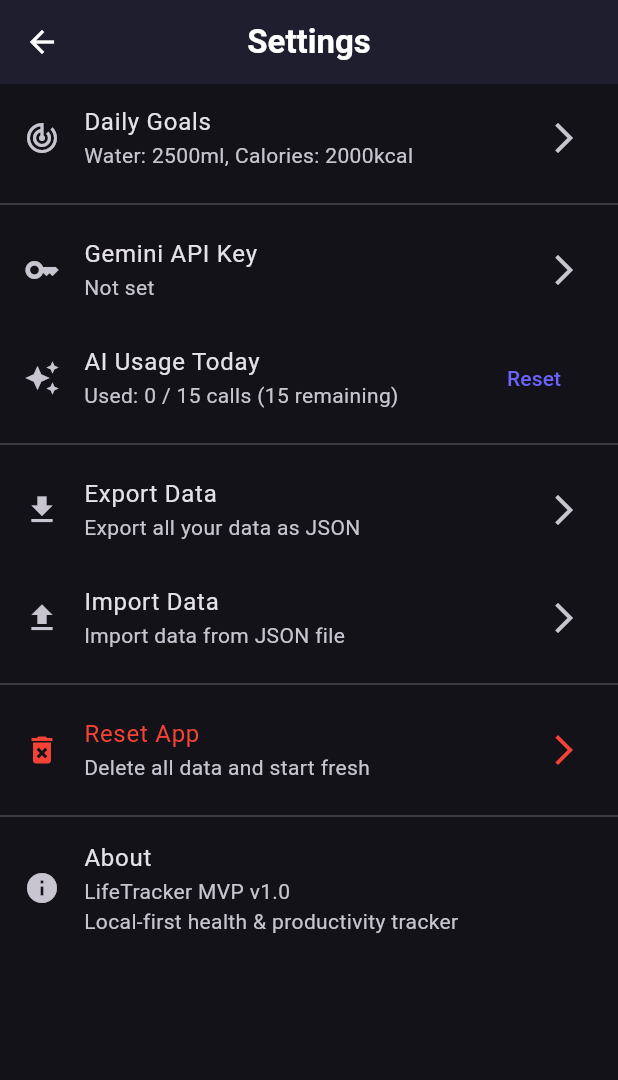
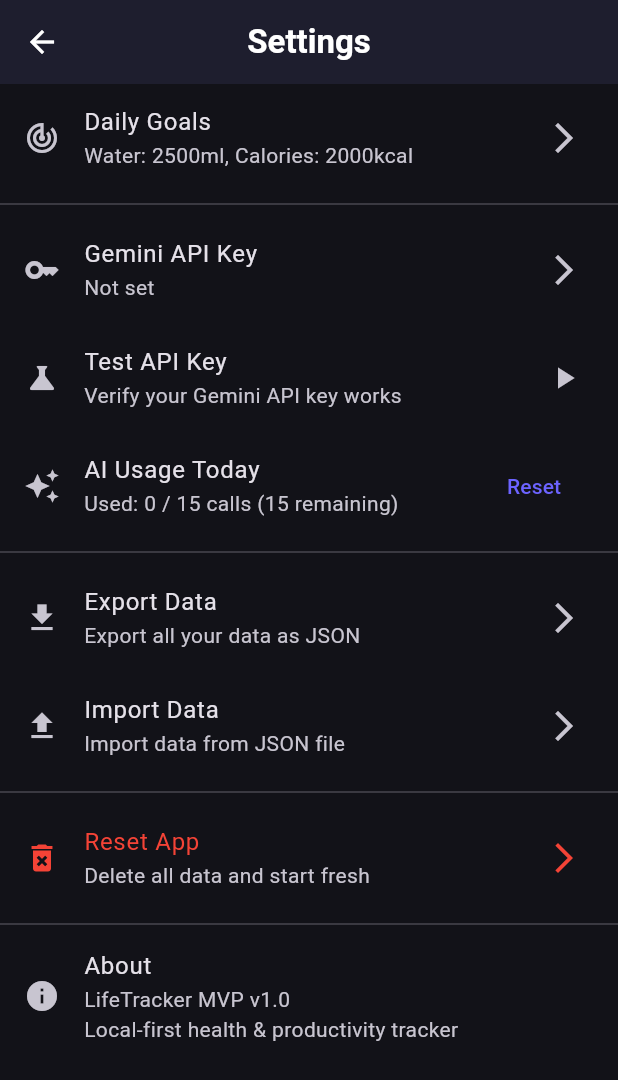
Before and after one commit to imajij/life_tracker, a Flutter app: the HomeScreen screen opened directly, after a tap on the "settings" icon, on a phone screen of 412 x 824 dp. Shown: the top 1080 px of the screen. Run offline on Flutter 3.47's test engine with Material 3 defaults, Android fonts, the phone set to English and light mode, and no system bars; our stand-ins replace dio, drift, fl_chart, flutter_image_compress, flutter_riverpod, flutter_secure_storage and 3 more; missing offline and left inert: sqlite3; accounts and stored records are empty; generated files the repository leaves out were written again.

Commit message:
graph added

```diff
--- a/lib/src/db/database.dart
+++ b/lib/src/db/database.dart
@@ -309,6 +309,42 @@ class AppDatabase extends _$AppDatabase {
             ..orderBy([(t) => OrderingTerm.desc(t.completedAt)]))
           .get();
 
+  /// Get all habit logs for all habits within a date range
+  Future<List<HabitLog>> getAllHabitLogsInRange(
+    DateTime startDate,
+    DateTime endDate,
+  ) =>
+      (select(habitLogs)
+            ..where(
+              (t) =>
+                  t.completedAt.isBiggerOrEqualValue(startDate) &
+                  t.completedAt.isSmallerOrEqualValue(endDate),
+            )
+            ..orderBy([(t) => OrderingTerm.desc(t.completedAt)]))
+          .get();
+
+  /// Get habit logs grouped by date for consistency tracking
+  Future<Map<DateTime, int>> getHabitCompletionsByDate({
+    required int days,
+  }) async {
+    final endDate = DateTime.now();
+    final startDate = endDate.subtract(Duration(days: days));
+
+    final logs = await getAllHabitLogsInRange(startDate, endDate);
+
+    final Map<DateTime, int> completionsByDate = {};
+    for (final log in logs) {
+      final dateKey = DateTime(
+        log.completedAt.year,
+        log.completedAt.month,
+        log.completedAt.day,
+      );
+      completionsByDate[dateKey] = (completionsByDate[dateKey] ?? 0) + 1;
+    }
+
+    return completionsByDate;
+  }
+
   // Quote cache queries
   Future<QuoteCache?> getRandomQuote() async {
     final allQuotes = await select(quoteCaches).get();
--- a/lib/src/providers/app_providers.dart
+++ b/lib/src/providers/app_providers.dart
@@ -75,6 +75,14 @@ final habitsProvider = FutureProvider<List<Habit>>((ref) async {
   return await db.getHabits();
 });
 
+// Habit completions by date (last 7 days) for consistency graph
+final habitCompletionsByDateProvider = FutureProvider<Map<DateTime, int>>((
+  ref,
+) async {
+  final db = ref.watch(databaseProvider);
+  return await db.getHabitCompletionsByDate(days: 7);
+});
+
 // Study tasks provider
 final studyTasksProvider = FutureProvider<List<StudyTask>>((ref) async {
   final db = ref.watch(databaseProvider);
--- a/lib/src/screens/home/home_screen.dart
+++ b/lib/src/screens/home/home_screen.dart
@@ -1,6 +1,7 @@
 import 'package:flutter/material.dart';
 import 'package:flutter_riverpod/flutter_riverpod.dart';
 import '../../providers/app_providers.dart';
+import '../../widgets/habit_consistency_graph.dart';
 import '../food/add_food_screen.dart';
 import '../water/water_tracker_screen.dart';
 import '../habits/habits_screen.dart';
@@ -18,6 +19,7 @@ class HomeScreen extends ConsumerWidget {
     final todayCaloriesAsync = ref.watch(todayCaloriesProvider);
     final todayWaterAsync = ref.watch(todayWaterIntakeProvider);
     final habitsAsync = ref.watch(habitsProvider);
+    final habitCompletionsAsync = ref.watch(habitCompletionsByDateProvider);
 
     return Scaffold(
       extendBodyBehindAppBar: false,
@@ -60,6 +62,7 @@ class HomeScreen extends ConsumerWidget {
             ref.invalidate(todayCaloriesProvider);
             ref.invalidate(todayWaterIntakeProvider);
             ref.invalidate(habitsProvider);
+            ref.invalidate(habitCompletionsByDateProvider);
           },
           child: ListView(
             padding: const EdgeInsets.all(16),
@@ -227,6 +230,34 @@ class HomeScreen extends ConsumerWidget {
                   ),
                 ),
               ),
+              const SizedBox(height: 16),
+
+              // Habit Consistency Graph
+              Card(
+                child: Padding(
+                  padding: const EdgeInsets.all(16),
+                  child: habitCompletionsAsync.when(
+                    data: (completions) {
+                      final totalHabits = habitsAsync.value?.length ?? 0;
+                      return HabitConsistencyGraph(
+                        completionsByDate: completions,
+                        totalHabits: totalHabits,
+                        daysToShow: 7,
+                      );
+                    },
+                    loading: () => const SizedBox(
+                      height: 200,
+                      child: Center(child: CircularProgressIndicator()),
+                    ),
+                    error: (_, __) => const SizedBox(
+                      height: 200,
+                      child: Center(
+                        child: Text('Error loading consistency data'),
+                      ),
+                    ),
+                  ),
+                ),
+              ),
               const SizedBox(height: 24),
 
               // Quick Actions
--- a/lib/src/screens/settings/settings_screen.dart
+++ b/lib/src/screens/settings/settings_screen.dart
@@ -39,6 +39,44 @@ class _SettingsScreenState extends ConsumerState<SettingsScreen> {
     if (mounted) {
       ScaffoldMessenger.of(context).showSnackBar(
         const SnackBar(content: Text('AI counter reset successfully!')),
+      );
+    }
+  }
+
+  Future<void> _testApiKey() async {
+    final storage = ref.read(secureStorageProvider);
+    final apiKey = await storage.getGeminiApiKey();
+
+    if (apiKey == null || apiKey.isEmpty) {
+      if (mounted) {
+        ScaffoldMessenger.of(context).showSnackBar(
+          const SnackBar(
+            content: Text('No API key set. Please add one first.'),
+          ),
+        );
+      }
+      return;
+    }
+
+    if (mounted) {
+      ScaffoldMessenger.of(
+        context,
+      ).showSnackBar(const SnackBar(content: Text('Testing API key...')));
+    }
+
+    final geminiService = ref.read(geminiServiceProvider);
+    final result = await geminiService.testApiKey(apiKey);
+
+    if (mounted) {
+      ScaffoldMessenger.of(context).showSnackBar(
+        SnackBar(
+          content: Text(
+            result['success'] == true
+                ? '✅ API key is valid!'
+                : '❌ ${result['error']}',
+          ),
+          duration: const Duration(seconds: 5),
+        ),
       );
     }
   }
@@ -282,6 +320,13 @@ class _SettingsScreenState extends ConsumerState<SettingsScreen> {
             onTap: () => _manageApiKey(context),
           ),
           ListTile(
+            leading: const Icon(Icons.science),
+            title: const Text('Test API Key'),
+            subtitle: const Text('Verify your Gemini API key works'),
+            trailing: const Icon(Icons.play_arrow),
+            onTap: _testApiKey,
+          ),
+          ListTile(
             leading: const Icon(Icons.auto_awesome),
             title: const Text('AI Usage Today'),
             subtitle: Text(
--- a/lib/src/services/gemini_service.dart
+++ b/lib/src/services/gemini_service.dart
@@ -10,18 +10,17 @@ import 'package:shared_preferences/shared_preferences.dart';
 class GeminiService {
   final Dio _dio = Dio();
 
-  // Google Gemini API endpoint
-  static const String _baseUrl =
-      'https://generativelanguage.googleapis.com/v1beta';
+  // Google Gemini API endpoint - using v1 stable API
+  static const String _baseUrl = 'https://generativelanguage.googleapis.com/v1';
 
   // Rate limiting: max calls per day (user-facing limit for free tier warning)
   static const int maxCallsPerDay = 15;
   static const String _dailyCountKey = 'ai_daily_call_count';
   static const String _dailyCountDateKey = 'ai_daily_call_date';
 
-  // Models
-  static const String _visionModel = 'gemini-2.0-flash-exp';
-  static const String _textModel = 'gemini-2.0-flash-exp';
+  // Models - gemini-1.5-flash for v1 API
+  static const String _visionModel = 'gemini-1.5-flash';
+  static const String _textModel = 'gemini-1.5-flash';
 
   GeminiService() {
     _dio.options.connectTimeout = const Duration(seconds: 30);
@@ -85,6 +84,46 @@ class GeminiService {
     } else {
       final count = prefs.getInt(_dailyCountKey) ?? 0;
       await prefs.setInt(_dailyCountKey, count + 1);
+    }
+  }
+
+  /// Test if the API key is valid by making a simple text request
+  Future<Map<String, dynamic>> testApiKey(String apiKey) async {
+    try {
+      print('DEBUG: Testing API key...');
+      print('DEBUG: Using model: $_textModel');
+      print('DEBUG: API URL: $_baseUrl/models/$_textModel:generateContent');
+
+      final response = await _dio.post(
+        '$_baseUrl/models/$_textModel:generateContent?key=$apiKey',
+        data: {
+          'contents': [
+            {
+              'parts': [
+                {'text': 'Say "Hello" in one word.'},
+              ],
+            },
+          ],
+          'generationConfig': {'maxOutputTokens': 10},
+        },
+      );
+
+      print('DEBUG: API test response status: ${response.statusCode}');
+      print('DEBUG: API test response: ${response.data}');
+
+      final candidates = response.data['candidates'] as List?;
+      if (candidates != null && candidates.isNotEmpty) {
+        return {'success': true, 'message': 'API key is valid'};
+      }
+      return {'success': false, 'error': 'Unexpected response format'};
+    } on DioException catch (e) {
+      print(
+        'DEBUG: API test DioException: ${e.response?.statusCode} - ${e.response?.data}',
+      );
+      return {'success': false, 'error': _handleDioError(e)};
+    } catch (e) {
+      print('DEBUG: API test error: $e');
+      return {'success': false, 'error': 'Test failed: $e'};
     }
   }
 
@@ -217,8 +256,11 @@ class GeminiService {
     required File imageFile,
     required String apiKey,
   }) async {
+    print('DEBUG GeminiService: analyzeFoodImage called');
+
     // Check daily limit first
     if (await isDailyLimitReached()) {
+      print('DEBUG GeminiService: Daily limit reached');
       return {
         'success': false,
         'error':
@@ -228,12 +270,21 @@ class GeminiService {
     }
 
     try {
+      print('DEBUG GeminiService: Compressing image...');
       // Compress image first
       final compressedImage = await compressImage(imageFile);
+      print('DEBUG GeminiService: Image compressed');
 
       // Convert image to base64
       final bytes = await compressedImage.readAsBytes();
       final base64Image = base64Encode(bytes);
+      print(
+        'DEBUG GeminiService: Image encoded to base64 (${base64Image.length} chars)',
+      );
+      print('DEBUG GeminiService: Using model: $_visionModel');
+      print(
+        'DEBUG GeminiService: API Key (first 10 chars): ${apiKey.substring(0, apiKey.length > 10 ? 10 : apiKey.length)}...',
+      );
 
       // Prepare strict JSON prompt
       final prompt =
@@ -281,12 +332,19 @@ Return ONLY the JSON object, no markdown, no explanation.''';
         },
       );
 
+      print(
+        'DEBUG GeminiService: API call successful, status: ${response.statusCode}',
+      );
+
       // Increment daily counter on successful API call
       await _incrementDailyCount();
 
       // Parse response safely
       final candidates = response.data['candidates'] as List?;
+      print('DEBUG GeminiService: Candidates: ${candidates?.length ?? 0}');
+
       if (candidates == null || candidates.isEmpty) {
+        print('DEBUG GeminiService: No candidates in response');
         return {
           'success': false,
           'error': 'No response from AI. Please try manual entry.',
@@ -296,6 +354,7 @@ Return ONLY the JSON object, no markdown, no explanation.''';
       final content = candidates[0]['content'] as Map<String, dynamic>?;
       final parts = content?['parts'] as List?;
       if (parts == null || parts.isEmpty) {
+        print('DEBUG GeminiService: No parts in response');
         return {
           'success': false,
           'error': 'Empty AI response. Please try manual entry.',
@@ -303,9 +362,13 @@ Return ONLY the JSON object, no markdown, no explanation.''';
       }
 
       final text = parts[0]['text'] as String? ?? '';
+      print(
+        'DEBUG GeminiService: Response text: ${text.length > 200 ? text.substring(0, 200) : text}...',
+      );
 
       // Use robust JSON parsing
       final result = _parseFoodAnalysisResponse(text);
+      print('DEBUG GeminiService: Parsed result: $result');
 
       if (result == null) {
         return {
@@ -319,12 +382,12 @@ Return ONLY the JSON object, no markdown, no explanation.''';
 
       return {'success': true, 'data': result};
     } on DioException catch (e) {
+      print('DEBUG GeminiService: DioException: ${e.type}, ${e.message}');
+      print('DEBUG GeminiService: Response: ${e.response?.data}');
       return {'success': false, 'error': _handleDioError(e)};
     } catch (e) {
-      return {
-        'success': false,
-        'error': 'Unexpected error. Please try manual entry.',
-      };
+      print('DEBUG GeminiService: Unexpected error: $e');
+      return {'success': false, 'error': 'Unexpected error: ${e.toString()}'};
     }
   }
 
@@ -614,15 +677,33 @@ Return ONLY the JSON object, no additional text.''';
   }
 
   String _handleDioError(DioException e) {
+    // Debug: Print full error details
+    print('DEBUG DioError: ${e.type}');
+    print('DEBUG Response status: ${e.response?.statusCode}');
+    print('DEBUG Response data: ${e.response?.data}');
+    print('DEBUG Error message: ${e.message}');
+
     if (e.response != null) {
       final statusCode = e.response!.statusCode;
+      final responseBody = e.response?.data?.toString() ?? '';
+
       if (statusCode == 429) {
-        return 'API quota exceeded. Please wait a few minutes or try manual entry.';
+        // Check if it's a rate limit or quota issue
+        if (responseBody.contains('RESOURCE_EXHAUSTED') ||
+            responseBody.contains('quota')) {
+          return 'Google API quota exhausted. The free tier has limited requests. Please wait 1-2 minutes and try again, or upgrade your API key at console.cloud.google.com';
+        }
+        return 'Too many requests. Please wait a minute and try again.';
       } else if (statusCode == 401) {
         return 'Invalid API key. Please check your Gemini API key in settings.';
+      } else if (statusCode == 403) {
+        return 'API access denied. Please verify your API key has Gemini API enabled.';
       } else if (statusCode == 404) {
         return 'API endpoint not found. Please verify your API key.';
       } else if (statusCode == 400) {
+        if (responseBody.contains('API_KEY_INVALID')) {
+          return 'Invalid API key format. Please check your Gemini API key.';
+        }
         return 'Bad request. The image may be invalid or too large.';
       } else if (statusCode == 503) {
         return 'AI service temporarily unavailable. Please try again later.';
--- /dev/null
+++ b/lib/src/widgets/habit_consistency_graph.dart
@@ -0,0 +1,229 @@
+import 'package:flutter/material.dart';
+import 'package:fl_chart/fl_chart.dart';
+import 'package:intl/intl.dart';
+
+class HabitConsistencyGraph extends StatelessWidget {
+  final Map<DateTime, int> completionsByDate;
+  final int totalHabits;
+  final int daysToShow;
+
+  const HabitConsistencyGraph({
+    super.key,
+    required this.completionsByDate,
+    required this.totalHabits,
+    this.daysToShow = 7,
+  });
+
+  @override
+  Widget build(BuildContext context) {
+    final spots = _generateSpots();
+    final maxY = totalHabits > 0 ? totalHabits.toDouble() + 1 : 5.0;
+
+    return Column(
+      crossAxisAlignment: CrossAxisAlignment.start,
+      children: [
+        Row(
+          mainAxisAlignment: MainAxisAlignment.spaceBetween,
+          children: [
+            const Text(
+              'Habit Consistency',
+              style: TextStyle(fontSize: 18, fontWeight: FontWeight.bold),
+            ),
+            _buildConsistencyScore(),
+          ],
+        ),
+        const SizedBox(height: 16),
+        SizedBox(
+          height: 200,
+          child: spots.isEmpty
+              ? const Center(
+                  child: Text(
+                    'No habit data yet.\nComplete habits to see your consistency!',
+                    textAlign: TextAlign.center,
+                    style: TextStyle(color: Colors.grey),
+                  ),
+                )
+              : BarChart(
+                  BarChartData(
+                    alignment: BarChartAlignment.spaceAround,
+                    maxY: maxY,
+                    minY: 0,
+                    barTouchData: BarTouchData(
+                      enabled: true,
+                      touchTooltipData: BarTouchTooltipData(
+                        getTooltipColor: (group) => Colors.blueGrey.shade800,
+                        tooltipRoundedRadius: 8,
+                        getTooltipItem: (group, groupIndex, rod, rodIndex) {
+                          final date = DateTime.now().subtract(
+                            Duration(days: daysToShow - 1 - groupIndex),
+                          );
+                          return BarTooltipItem(
+                            '${DateFormat('EEE, MMM d').format(date)}\n${rod.toY.toInt()} habit${rod.toY.toInt() == 1 ? '' : 's'}',
+                            const TextStyle(
+                              color: Colors.white,
+                              fontWeight: FontWeight.bold,
+                            ),
+                          );
+                        },
+                      ),
+                    ),
+                    titlesData: FlTitlesData(
+                      show: true,
+                      topTitles: const AxisTitles(
+                        sideTitles: SideTitles(showTitles: false),
+                      ),
+                      rightTitles: const AxisTitles(
+                        sideTitles: SideTitles(showTitles: false),
+                      ),
+                      leftTitles: AxisTitles(
+                        sideTitles: SideTitles(
+                          showTitles: true,
+                          reservedSize: 28,
+                          interval: 1,
+                          getTitlesWidget: (value, meta) {
+                            if (value == value.roundToDouble() && value >= 0) {
+                              return Text(
+                                value.toInt().toString(),
+                                style: const TextStyle(
+                                  fontSize: 10,
+                                  color: Colors.grey,
+                                ),
+                              );
+                            }
+                            return const SizedBox.shrink();
+                          },
+                        ),
+                      ),
+                      bottomTitles: AxisTitles(
+                        sideTitles: SideTitles(
+                          showTitles: true,
+                          reservedSize: 30,
+                          getTitlesWidget: (value, meta) {
+                            final index = value.toInt();
+                            if (index < 0 || index >= daysToShow) {
+                              return const SizedBox.shrink();
+                            }
+                            final date = DateTime.now().subtract(
+                              Duration(days: daysToShow - 1 - index),
+                            );
+                            return Padding(
+                              padding: const EdgeInsets.only(top: 8),
+                              child: Text(
+                                DateFormat('E').format(date),
+                                style: const TextStyle(
+                                  fontSize: 10,
+                                  color: Colors.grey,
+                                ),
+                              ),
+                            );
+                          },
+                        ),
+                      ),
+                    ),
+                    borderData: FlBorderData(show: false),
+                    gridData: FlGridData(
+                      show: true,
+                      drawVerticalLine: false,
+                      horizontalInterval: 1,
+                      getDrawingHorizontalLine: (value) {
+                        return FlLine(
+                          color: Colors.grey.withOpacity(0.2),
+                          strokeWidth: 1,
+                        );
+                      },
+                    ),
+                    barGroups: spots,
+                  ),
+                ),
+        ),
+        const SizedBox(height: 8),
+        Center(
+          child: Text(
+            'Last $daysToShow days',
+            style: TextStyle(fontSize: 12, color: Colors.grey.shade600),
+          ),
+        ),
+      ],
+    );
+  }
+
+  Widget _buildConsistencyScore() {
+    final totalPossible = totalHabits * daysToShow;
+    final totalCompleted = completionsByDate.values.fold(0, (a, b) => a + b);
+    final percentage = totalPossible > 0
+        ? ((totalCompleted / totalPossible) * 100).round()
+        : 0;
+
+    Color scoreColor;
+    String emoji;
+    if (percentage >= 80) {
+      scoreColor = Colors.green;
+      emoji = '🔥';
+    } else if (percentage >= 50) {
+      scoreColor = Colors.orange;
+      emoji = '💪';
+    } else if (percentage > 0) {
+      scoreColor = Colors.amber;
+      emoji = '🌱';
+    } else {
+      scoreColor = Colors.grey;
+      emoji = '🎯';
+    }
+
+    return Container(
+      padding: const EdgeInsets.symmetric(horizontal: 12, vertical: 6),
+      decoration: BoxDecoration(
+        color: scoreColor.withOpacity(0.2),
+        borderRadius: BorderRadius.circular(16),
+      ),
+      child: Text(
+        '$percentage% $emoji',
+        style: TextStyle(
+          fontSize: 14,
+          fontWeight: FontWeight.bold,
+          color: scoreColor,
+        ),
+      ),
+    );
+  }
+
+  List<BarChartGroupData> _generateSpots() {
+    final List<BarChartGroupData> spots = [];
+    final today = DateTime.now();
+
+    for (int i = 0; i < daysToShow; i++) {
+      final date = today.subtract(Duration(days: daysToShow - 1 - i));
+      final dateKey = DateTime(date.year, date.month, date.day);
+      final count = completionsByDate[dateKey] ?? 0;
+
+      // Determine bar color based on completion
+      Color barColor;
+      if (totalHabits > 0 && count >= totalHabits) {
+        barColor = Colors.green; // All habits done
+      } else if (count > 0) {
+        barColor = Colors.blue; // Some habits done
+      } else {
+        barColor = Colors.grey.shade400; // No habits done
+      }
+
+      spots.add(
+        BarChartGroupData(
+          x: i,
+          barRods: [
+            BarChartRodData(
+              toY: count.toDouble(),
+              color: barColor,
+              width: 20,
+              borderRadius: const BorderRadius.only(
+                topLeft: Radius.circular(4),
+                topRight: Radius.circular(4),
+              ),
+            ),
+          ],
+        ),
+      );
+    }
+
+    return spots;
+  }
+}
--- a/pubspec.yaml
+++ b/pubspec.yaml
@@ -47,6 +47,9 @@ dependencies:
   intl: ^0.19.0
   shared_preferences: ^2.3.2
 
+  # Charts
+  fl_chart: ^0.69.0
+
   # Background tasks (optional)
   # workmanager: ^0.5.2
 
```
Also changed, not shown: lib/src/screens/diet/diet_plan_screen.dart (+7 -4 lines), lib/src/screens/food/add_food_screen.dart (+34 -8 lines), pubspec.lock.
